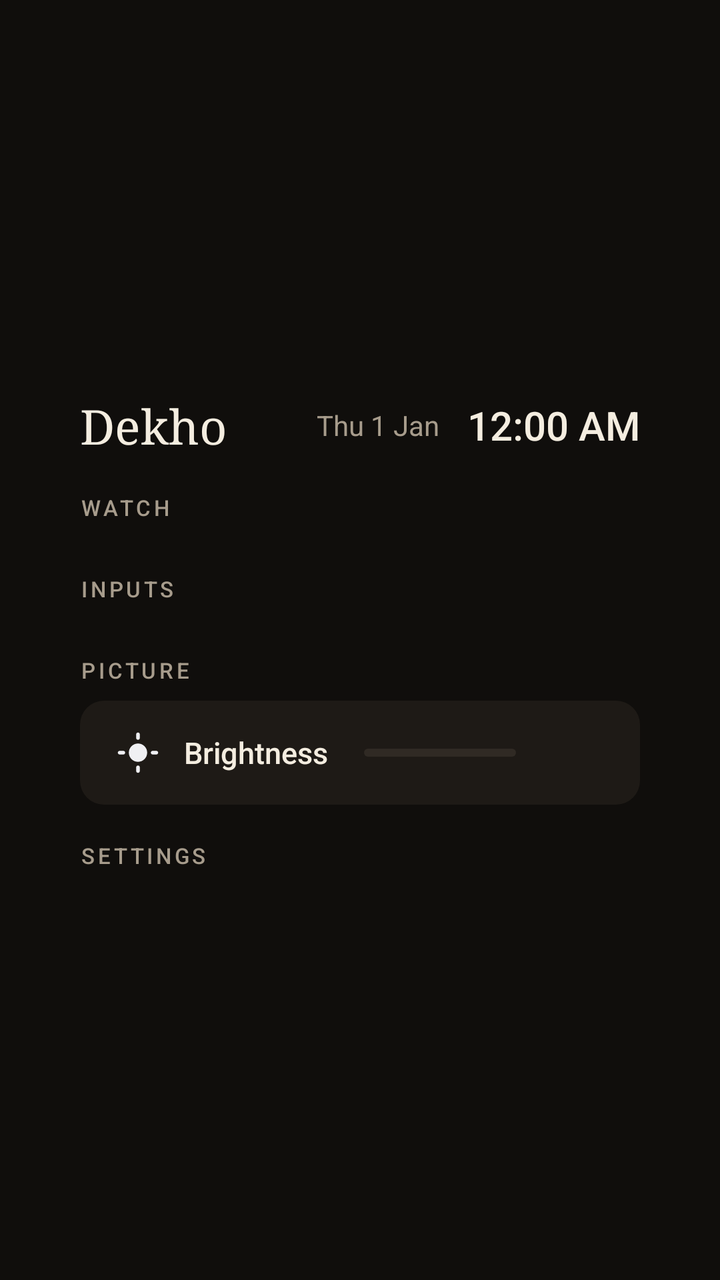
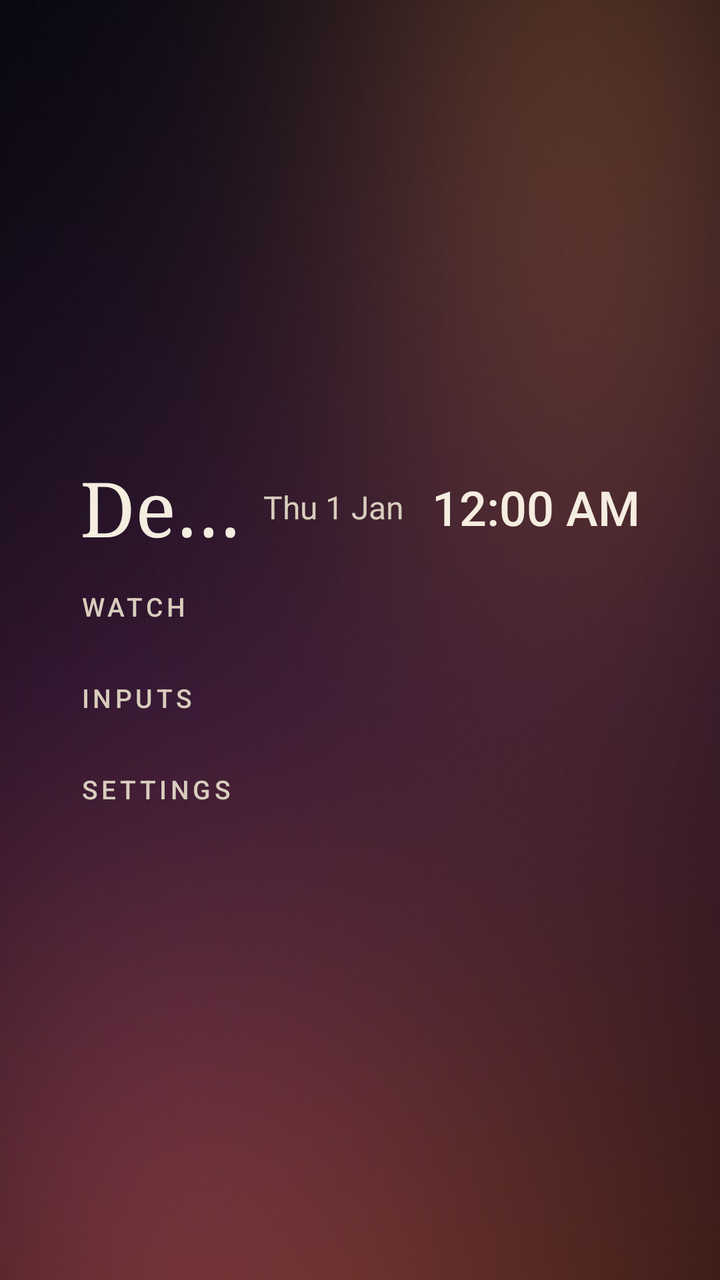

Compare the two renders of this Android layout. The source of the first and the diff that turns it into the second are given below.
<!-- AndroidManifest.xml: application theme Dekho -->
<!-- res/layout/activity_home.xml -->
<?xml version="1.0" encoding="utf-8"?>
<LinearLayout xmlns:android="http://schemas.android.com/apk/res/android"
    android:layout_width="match_parent"
    android:layout_height="match_parent"
    android:background="@color/ink"
    android:clipChildren="false"
    android:clipToPadding="false"
    android:gravity="center_vertical"
    android:orientation="vertical"
    android:paddingStart="40dp"
    android:paddingEnd="40dp"
    android:paddingTop="20dp"
    android:paddingBottom="20dp">

    <LinearLayout
        android:layout_width="match_parent"
        android:layout_height="wrap_content"
        android:layout_marginBottom="18dp"
        android:gravity="center_vertical"
        android:orientation="horizontal">

        <TextView
            android:layout_width="0dp"
            android:layout_height="wrap_content"
            android:layout_weight="1"
            android:fontFamily="serif"
            android:text="@string/app_name"
            android:textColor="@color/cream"
            android:textSize="24sp" />

        <TextClock
            android:layout_width="wrap_content"
            android:layout_height="wrap_content"
            android:format12Hour="EEE d MMM"
            android:format24Hour="EEE d MMM"
            android:layout_marginEnd="14dp"
            android:textColor="@color/muted"
            android:textSize="14sp" />

        <TextClock
            android:layout_width="wrap_content"
            android:layout_height="wrap_content"
            android:fontFamily="sans-serif-medium"
            android:format12Hour="h:mm a"
            android:format24Hour="HH:mm"
            android:textColor="@color/cream"
            android:textSize="20sp" />
    </LinearLayout>

    <TextView style="@style/RowLabel" android:text="Watch" />

    <LinearLayout android:id="@+id/apps" style="@style/Row" />

    <TextView style="@style/RowLabel" android:layout_marginTop="18dp" android:text="Inputs" />

    <LinearLayout android:id="@+id/inputs" style="@style/Row" />

    <TextView style="@style/RowLabel" android:layout_marginTop="18dp" android:text="Picture" />

    <LinearLayout
        android:id="@+id/brightness"
        android:layout_width="match_parent"
        android:layout_height="52dp"
        android:background="@drawable/tile_bg"
        android:duplicateParentState="false"
        android:focusable="true"
        android:gravity="center_vertical"
        android:orientation="horizontal"
        android:paddingStart="18dp"
        android:paddingEnd="18dp">

        <ImageView
            android:id="@+id/brightness_icon"
            android:layout_width="22dp"
            android:layout_height="22dp"
            android:src="@drawable/ic_sun" />

        <TextView
            android:id="@+id/brightness_name"
            android:layout_width="wrap_content"
            android:layout_height="wrap_content"
            android:layout_marginStart="12dp"
            android:layout_marginEnd="18dp"
            android:fontFamily="sans-serif-medium"
            android:text="Brightness"
            android:textColor="@color/cream"
            android:textSize="15sp" />

        <ProgressBar
            android:id="@+id/brightness_bar"
            style="@android:style/Widget.Material.ProgressBar.Horizontal"
            android:layout_width="0dp"
            android:layout_height="8dp"
            android:layout_weight="1"
            android:max="100"
            android:progressBackgroundTint="@color/off"
            android:progressTint="@color/saffron" />

        <TextView
            android:id="@+id/brightness_value"
            android:layout_width="44dp"
            android:layout_height="wrap_content"
            android:fontFamily="sans-serif-medium"
            android:gravity="end"
            android:textColor="@color/cream"
            android:textSize="15sp" />
    </LinearLayout>

    <TextView style="@style/RowLabel" android:layout_marginTop="18dp" android:text="Settings" />

    <LinearLayout android:id="@+id/quick" style="@style/Row" />

</LinearLayout>
<!-- resources referenced by this layout -->
<resources>
  <color name="cream">#F4EDE0</color>
  <color name="ink">#100E0C</color>
  <color name="muted">#A79C8C</color>
  <color name="off">#5A5247</color>
  <color name="saffron">#E9A23B</color>
  <!-- drawable ic_sun (drawable) -->
  <?xml version="1.0" encoding="utf-8"?>
  <vector xmlns:android="http://schemas.android.com/apk/res/android"
      android:width="24dp" android:height="24dp"
      android:viewportWidth="24" android:viewportHeight="24"
      android:tint="?android:attr/textColorPrimary">
      <path android:fillColor="@android:color/white" android:pathData="M12,7c-2.76,0 -5,2.24 -5,5s2.24,5 5,5 5,-2.24 5,-5 -2.24,-5 -5,-5zM2,13h2c0.55,0 1,-0.45 1,-1s-0.45,-1 -1,-1H2c-0.55,0 -1,0.45 -1,1s0.45,1 1,1zM20,13h2c0.55,0 1,-0.45 1,-1s-0.45,-1 -1,-1h-2c-0.55,0 -1,0.45 -1,1s0.45,1 1,1zM11,2v2c0,0.55 0.45,1 1,1s1,-0.45 1,-1V2c0,-0.55 -0.45,-1 -1,-1s-1,0.45 -1,1zM11,20v2c0,0.55 0.45,1 1,1s1,-0.45 1,-1v-2c0,-0.55 -0.45,-1 -1,-1s-1,0.45 -1,1z" />
  </vector>
  <!-- drawable tile_bg (drawable) -->
  <?xml version="1.0" encoding="utf-8"?>
  <selector xmlns:android="http://schemas.android.com/apk/res/android">
      <item android:state_focused="true">
          <shape>
              <corners android:radius="12dp" />
              <solid android:color="@color/tile_focus" />
          </shape>
      </item>
      <item>
          <shape>
              <corners android:radius="12dp" />
              <solid android:color="@color/tile" />
          </shape>
      </item>
  </selector>
  <string name="app_name">Dekho</string>
  <style name="Row">
          <item name="android:layout_width">match_parent</item>
          <item name="android:layout_height">wrap_content</item>
          <item name="android:clipChildren">false</item>
          <item name="android:clipToPadding">false</item>
          <item name="android:orientation">horizontal</item>
      </style>
  <style name="RowLabel">
          <item name="android:layout_width">wrap_content</item>
          <item name="android:layout_height">wrap_content</item>
          <item name="android:layout_marginBottom">8dp</item>
          <item name="android:fontFamily">sans-serif-medium</item>
          <item name="android:letterSpacing">0.14</item>
          <item name="android:textAllCaps">true</item>
          <item name="android:textColor">@color/muted</item>
          <item name="android:textSize">11sp</item>
      </style>
  <style name="Dekho" parent="@android:style/Theme.DeviceDefault.NoActionBar.Fullscreen">
          <item name="android:windowBackground">@color/ink</item>
          <item name="android:windowAnimationStyle">@null</item>
          <item name="android:colorBackground">@color/ink</item>
      </style>
  <color name="tile_focus">#F4EDE0</color>
  <color name="tile">#1E1A16</color>
</resources>

<!-- the commit's change to res/layout/activity_home.xml (unified diff, before → after) -->
@@ -2,7 +2,7 @@
 <LinearLayout xmlns:android="http://schemas.android.com/apk/res/android"
     android:layout_width="match_parent"
     android:layout_height="match_parent"
-    android:background="@color/ink"
+    android:background="@drawable/backdrop"
     android:clipChildren="false"
     android:clipToPadding="false"
     android:gravity="center_vertical"
@@ -15,7 +15,7 @@
     <LinearLayout
         android:layout_width="match_parent"
         android:layout_height="wrap_content"
-        android:layout_marginBottom="18dp"
+        android:layout_marginBottom="16dp"
         android:gravity="center_vertical"
         android:orientation="horizontal">
 
@@ -23,10 +23,12 @@
             android:layout_width="0dp"
             android:layout_height="wrap_content"
             android:layout_weight="1"
+            android:id="@+id/selected"
             android:fontFamily="serif"
+            android:singleLine="true"
             android:text="@string/app_name"
             android:textColor="@color/cream"
-            android:textSize="24sp" />
+            android:textSize="38sp" />
 
         <TextClock
             android:layout_width="wrap_content"
@@ -35,7 +37,7 @@
             android:format24Hour="EEE d MMM"
             android:layout_marginEnd="14dp"
             android:textColor="@color/muted"
-            android:textSize="14sp" />
+            android:textSize="16sp" />
 
         <TextClock
             android:layout_width="wrap_content"
@@ -44,69 +46,18 @@
             android:format12Hour="h:mm a"
             android:format24Hour="HH:mm"
             android:textColor="@color/cream"
-            android:textSize="20sp" />
+            android:textSize="24sp" />
     </LinearLayout>
 
     <TextView style="@style/RowLabel" android:text="Watch" />
 
     <LinearLayout android:id="@+id/apps" style="@style/Row" />
 
-    <TextView style="@style/RowLabel" android:layout_marginTop="18dp" android:text="Inputs" />
+    <TextView style="@style/RowLabel" android:layout_marginTop="20dp" android:text="Inputs" />
 
     <LinearLayout android:id="@+id/inputs" style="@style/Row" />
 
-    <TextView style="@style/RowLabel" android:layout_marginTop="18dp" android:text="Picture" />
-
-    <LinearLayout
-        android:id="@+id/brightness"
-        android:layout_width="match_parent"
-        android:layout_height="52dp"
-        android:background="@drawable/tile_bg"
-        android:duplicateParentState="false"
-        android:focusable="true"
-        android:gravity="center_vertical"
-        android:orientation="horizontal"
-        android:paddingStart="18dp"
-        android:paddingEnd="18dp">
-
-        <ImageView
-            android:id="@+id/brightness_icon"
-            android:layout_width="22dp"
-            android:layout_height="22dp"
-            android:src="@drawable/ic_sun" />
-
-        <TextView
-            android:id="@+id/brightness_name"
-            android:layout_width="wrap_content"
-            android:layout_height="wrap_content"
-            android:layout_marginStart="12dp"
-            android:layout_marginEnd="18dp"
-            android:fontFamily="sans-serif-medium"
-            android:text="Brightness"
-            android:textColor="@color/cream"
-            android:textSize="15sp" />
-
-        <ProgressBar
-            android:id="@+id/brightness_bar"
-            style="@android:style/Widget.Material.ProgressBar.Horizontal"
-            android:layout_width="0dp"
-            android:layout_height="8dp"
-            android:layout_weight="1"
-            android:max="100"
-            android:progressBackgroundTint="@color/off"
-            android:progressTint="@color/saffron" />
-
-        <TextView
-            android:id="@+id/brightness_value"
-            android:layout_width="44dp"
-            android:layout_height="wrap_content"
-            android:fontFamily="sans-serif-medium"
-            android:gravity="end"
-            android:textColor="@color/cream"
-            android:textSize="15sp" />
-    </LinearLayout>
-
-    <TextView style="@style/RowLabel" android:layout_marginTop="18dp" android:text="Settings" />
+    <TextView style="@style/RowLabel" android:layout_marginTop="20dp" android:text="Settings" />
 
     <LinearLayout android:id="@+id/quick" style="@style/Row" />
 
<!-- resource entries referenced after the edit -->
@@ -2,33 +2,8 @@
 <resources>
   <color name="cream">#F4EDE0</color>
   <color name="ink">#100E0C</color>
-  <color name="muted">#A79C8C</color>
-  <color name="off">#5A5247</color>
-  <color name="saffron">#E9A23B</color>
-  <!-- drawable ic_sun (drawable) -->
-  <?xml version="1.0" encoding="utf-8"?>
-  <vector xmlns:android="http://schemas.android.com/apk/res/android"
-      android:width="24dp" android:height="24dp"
-      android:viewportWidth="24" android:viewportHeight="24"
-      android:tint="?android:attr/textColorPrimary">
-      <path android:fillColor="@android:color/white" android:pathData="M12,7c-2.76,0 -5,2.24 -5,5s2.24,5 5,5 5,-2.24 5,-5 -2.24,-5 -5,-5zM2,13h2c0.55,0 1,-0.45 1,-1s-0.45,-1 -1,-1H2c-0.55,0 -1,0.45 -1,1s0.45,1 1,1zM20,13h2c0.55,0 1,-0.45 1,-1s-0.45,-1 -1,-1h-2c-0.55,0 -1,0.45 -1,1s0.45,1 1,1zM11,2v2c0,0.55 0.45,1 1,1s1,-0.45 1,-1V2c0,-0.55 -0.45,-1 -1,-1s-1,0.45 -1,1zM11,20v2c0,0.55 0.45,1 1,1s1,-0.45 1,-1v-2c0,-0.55 -0.45,-1 -1,-1s-1,0.45 -1,1z" />
-  </vector>
-  <!-- drawable tile_bg (drawable) -->
-  <?xml version="1.0" encoding="utf-8"?>
-  <selector xmlns:android="http://schemas.android.com/apk/res/android">
-      <item android:state_focused="true">
-          <shape>
-              <corners android:radius="12dp" />
-              <solid android:color="@color/tile_focus" />
-          </shape>
-      </item>
-      <item>
-          <shape>
-              <corners android:radius="12dp" />
-              <solid android:color="@color/tile" />
-          </shape>
-      </item>
-  </selector>
+  <color name="muted">#D8CDBD</color>
+  <!-- drawable backdrop: jpg bitmap (drawable-nodpi, 24343 bytes) -->
   <string name="app_name">Dekho</string>
   <style name="Row">
           <item name="android:layout_width">match_parent</item>
@@ -45,14 +20,12 @@
           <item name="android:letterSpacing">0.14</item>
           <item name="android:textAllCaps">true</item>
           <item name="android:textColor">@color/muted</item>
-          <item name="android:textSize">11sp</item>
+          <item name="android:textSize">13sp</item>
       </style>
   <style name="Dekho" parent="@android:style/Theme.DeviceDefault.NoActionBar.Fullscreen">
           <item name="android:windowBackground">@color/ink</item>
           <item name="android:windowAnimationStyle">@null</item>
           <item name="android:colorBackground">@color/ink</item>
       </style>
-  <color name="tile_focus">#F4EDE0</color>
-  <color name="tile">#1E1A16</color>
 </resources>
 
